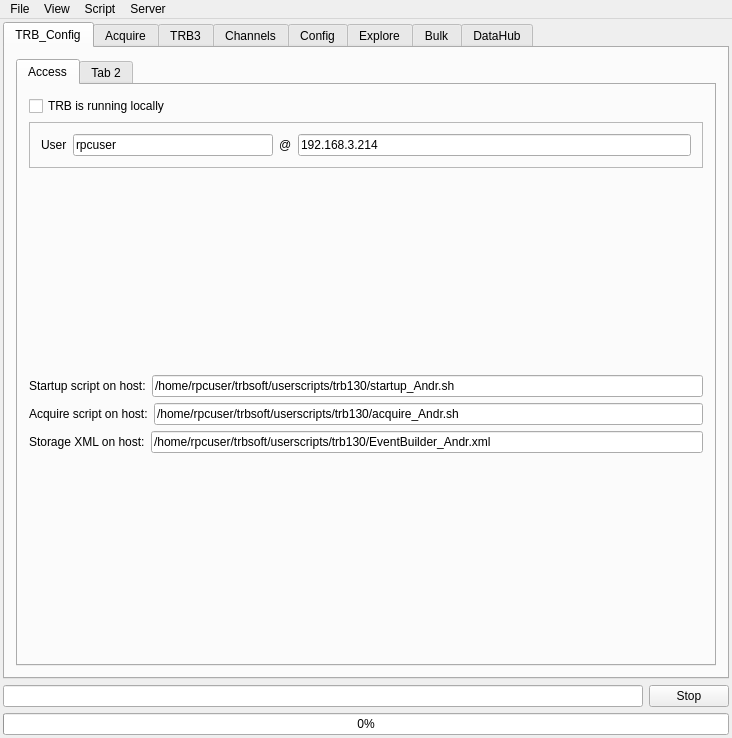
This is GUI/mainwindow.ui in andrmor/TRB3reader as Qt 5 draws it before an edit. The edited form follows.
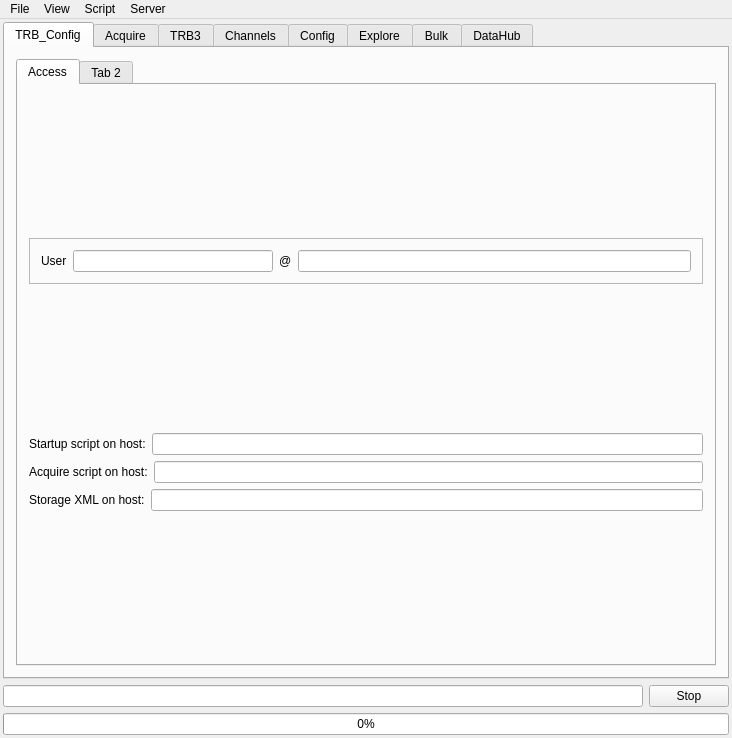
This is the edited form. The open tabs and pages were chosen to show the change.

```diff
--- a/GUI/mainwindow.ui
+++ b/GUI/mainwindow.ui
@@ -48,14 +48,17 @@
            </attribute>
            <layout class="QVBoxLayout" name="verticalLayout_33">
             <item>
-             <widget class="QCheckBox" name="cbLocalRun">
-              <property name="text">
-               <string>TRB is running locally</string>
+             <spacer name="verticalSpacer_28">
+              <property name="orientation">
+               <enum>Qt::Vertical</enum>
               </property>
-              <property name="checked">
-               <bool>false</bool>
+              <property name="sizeHint" stdset="0">
+               <size>
+                <width>20</width>
+                <height>40</height>
+               </size>
               </property>
-             </widget>
+             </spacer>
             </item>
             <item>
              <widget class="QFrame" name="frame_2">
@@ -82,7 +85,7 @@
                   </size>
                  </property>
                  <property name="text">
-                  <string>rpcuser</string>
+                  <string/>
                  </property>
                 </widget>
                </item>
@@ -96,7 +99,7 @@
                <item>
                 <widget class="QLineEdit" name="leHost">
                  <property name="text">
-                  <string>192.168.3.214</string>
+                  <string/>
                  </property>
                 </widget>
                </item>
@@ -128,7 +131,7 @@
               <item>
                <widget class="QLineEdit" name="leStartup">
                 <property name="text">
-                 <string>/home/rpcuser/trbsoft/userscripts/trb130/startup_Andr.sh</string>
+                 <string/>
                 </property>
                </widget>
               </item>
@@ -146,7 +149,7 @@
               <item>
                <widget class="QLineEdit" name="leRunScriptOnHost">
                 <property name="text">
-                 <string>/home/rpcuser/trbsoft/userscripts/trb130/acquire_Andr.sh</string>
+                 <string/>
                 </property>
                </widget>
               </item>
@@ -164,7 +167,7 @@
               <item>
                <widget class="QLineEdit" name="leStorageXML">
                 <property name="text">
-                 <string>/home/rpcuser/trbsoft/userscripts/trb130/EventBuilder_Andr.xml</string>
+                 <string/>
                 </property>
                </widget>
               </item>
```
Left out of the diff: 24 changed lines with no effect on the pictures.
